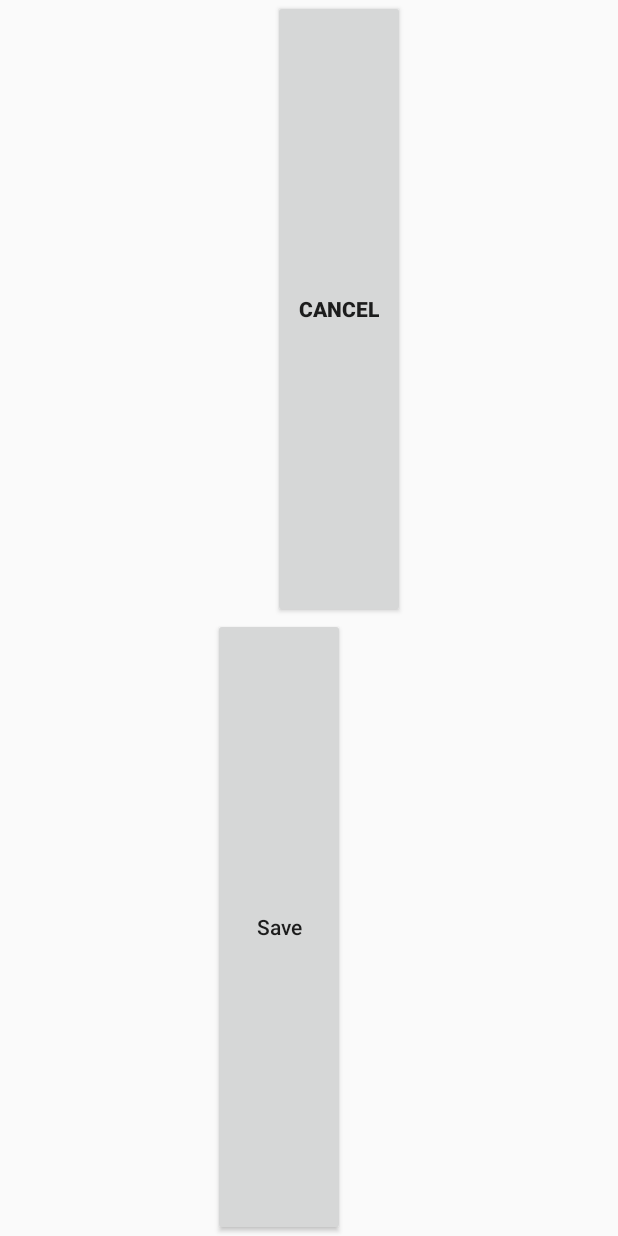
After one commit to abhandary/Priorities, an Android app: the layout item_buttons.xml on its own in the app's theme, with its tools: preview values and no code run, on a phone screen of 412 x 824 dp. The commit adds this screen. Run offline under Robolectric (Android 15) with nearby library versions, the phone set to English and light mode, and no system bars.

Commit message:
added toolbar to Android task app

```diff
--- a/app/build.gradle
+++ b/app/build.gradle
@@ -2,7 +2,7 @@ apply plugin: 'com.android.application'
 apply plugin: 'com.neenbedankt.android-apt'
 
 android {
-    compileSdkVersion 23
+    compileSdkVersion 24
     buildToolsVersion "24.0.3"
     defaultConfig {
         applicationId "com.example.akshayb.simpletodo"
@@ -30,8 +30,7 @@ dependencies {
     androidTestCompile('com.android.support.test.espresso:espresso-core:2.2.2', {
         exclude group: 'com.android.support', module: 'support-annotations'
     })
-    compile 'com.android.support:appcompat-v7:23.4.0'
+    compile 'com.android.support:appcompat-v7:24.2.0'
     compile 'commons-io:commons-io:2.4'
-    compile 'com.android.support:support-v4:23.4.0'
     testCompile 'junit:junit:4.12'
 }
--- a/app/src/main/java/com/example/akshayb/simpletodo/fragments/DatePickerFragment.java
+++ b/app/src/main/java/com/example/akshayb/simpletodo/fragments/DatePickerFragment.java
@@ -1,5 +1,6 @@
 package com.example.akshayb.simpletodo.fragments;
 
+import android.app.AlertDialog;
 import android.app.DatePickerDialog;
 import android.app.Dialog;
 import android.content.Context;
@@ -38,6 +39,7 @@ public class DatePickerFragment extends DialogFragment {
         int day = c.get(Calendar.DAY_OF_MONTH);
 
         // Create a new instance of TimePickerDialog and return it
-        return new DatePickerDialog(getActivity(), ondateSet, year, month, day);
+
+        return new DatePickerDialog(getActivity(), AlertDialog.THEME_HOLO_LIGHT, ondateSet, year, month, day);
     }
 }
--- /dev/null
+++ b/app/src/main/res/layout/item_buttons.xml
@@ -0,0 +1,31 @@
+<?xml version="1.0" encoding="utf-8"?>
+<LinearLayout xmlns:android="http://schemas.android.com/apk/res/android"
+    android:orientation="vertical" android:layout_width="match_parent"
+    android:layout_height="match_parent">
+    <Button
+        android:id="@+id/tvTaskLabel"
+        android:text="@string/button_cancel"
+        android:textStyle="bold"
+        android:maxLines="1"
+        android:layout_width="wrap_content"
+        android:layout_weight=".50"
+        android:layout_marginLeft="20dp"
+        android:layout_marginStart="20dp"
+        android:layout_gravity="center"
+        android:layout_centerHorizontal="true"
+        android:layout_height="wrap_content" />
+    <Button
+        android:id="@+id/etDate"
+        android:inputType="date"
+        android:text="@string/button_save"
+        android:layout_gravity="center"
+        android:layout_centerHorizontal="true"
+        android:maxLines="1"
+        android:layout_width="wrap_content"
+        android:layout_weight=".50"
+        android:calendarViewShown="false"
+        android:datePickerMode="spinner"
+        android:layout_marginRight="20dp"
+        android:layout_marginEnd="20dp"
+        android:layout_height="wrap_content" />
+</LinearLayout>
--- a/app/src/main/res/layout/item_status.xml
+++ b/app/src/main/res/layout/item_status.xml
@@ -7,8 +7,9 @@
         android:text="Task Name"
         android:textStyle="bold"
         android:maxLines="1"
+        android:layout_gravity="center"
         android:layout_width="0dp"
-        android:layout_weight=".50"
+        android:layout_weight=".30"
         android:layout_marginLeft="20dp"
         android:layout_marginStart="20dp"
         android:layout_height="wrap_content" />
@@ -20,7 +21,7 @@
         android:layout_gravity="end"
         android:maxLines="1"
         android:layout_width="0dp"
-        android:layout_weight=".50"
+        android:layout_weight=".70"
         android:layout_marginRight="20dp"
         android:layout_marginEnd="20dp"
         android:layout_height="wrap_content" />
--- a/app/src/main/res/layout/item_task.xml
+++ b/app/src/main/res/layout/item_task.xml
@@ -7,8 +7,10 @@
         android:text="Task Name"
         android:textStyle="bold"
         android:maxLines="1"
+        android:hint="@string/task_name_hint"
+        android:layout_gravity="center"
         android:layout_width="0dp"
-        android:layout_weight=".50"
+        android:layout_weight=".30"
         android:layout_marginLeft="20dp"
         android:layout_marginStart="20dp"
         android:layout_height="wrap_content" />
@@ -20,7 +22,7 @@
         android:layout_gravity="end"
         android:maxLines="1"
         android:layout_width="0dp"
-        android:layout_weight=".50"
+        android:layout_weight=".70"
         android:layout_marginRight="20dp"
         android:layout_marginEnd="20dp"
         android:layout_height="wrap_content" />
--- a/app/src/main/res/values/colors.xml
+++ b/app/src/main/res/values/colors.xml
@@ -3,4 +3,6 @@
     <color name="colorPrimary">#3F51B5</color>
     <color name="colorPrimaryDark">#303F9F</color>
     <color name="colorAccent">#FF4081</color>
+    <color name="colorWhisper">#F7F5FB</color>
+    <color name="colorPurpleHeart">#7242BF</color>
 </resources>
--- a/app/src/main/res/values/strings.xml
+++ b/app/src/main/res/values/strings.xml
@@ -2,6 +2,8 @@
     <string name="app_name">SimpleTodo</string>
     <string name="priority_low">Low</string>
     <string name="priority_medium">Medium</string>
+    <string name="task_name_hint">Enter Task Name Here</string>
+    <string name="task_notes_hint">Enter Notes Here</string>
     <string name="priority_high">High</string>
     <string name="lbl_task_name">Task Name</string>
     <string name="lbl_priority">Priority</string>
@@ -10,6 +12,8 @@
     <string name="lbl_status">Status</string>
     <string name="lbl_status_todo">TO-DO</string>
     <string name="lbl_status_done">Done</string>
+    <string name="button_save">Save</string>
+    <string name="button_cancel">Cancel</string>
     <string-array name="spinner_priority_items">
         <item>High</item>
         <item>Medium</item>
@@ -22,4 +26,5 @@
     <string name="Task">Task</string>
     <string name="task_item_view_holder">TaskItemViewHolder</string>
     <string name="hello_blank_fragment">Hello blank fragment</string>
+    <string name="add_task">Add Task</string>
 </resources>
--- a/app/src/main/res/values/styles.xml
+++ b/app/src/main/res/values/styles.xml
@@ -1,11 +1,18 @@
 <resources>
 
     <!-- Base application theme. -->
-    <style name="AppTheme" parent="Theme.AppCompat.Light.DarkActionBar">
-        <!-- Customize your theme here. -->
-        <item name="colorPrimary">@color/colorPrimary</item>
-        <item name="colorPrimaryDark">@color/colorPrimaryDark</item>
-        <item name="colorAccent">@color/colorAccent</item>
+    <style name="AppTheme" parent="Theme.AppCompat.Light.NoActionBar">
     </style>
 
+    <style name="AppTheme.AppBarOverlay" parent="ThemeOverlay.AppCompat.Dark.ActionBar">
+        <item name="windowActionBar">false</item>
+        <item name="windowNoTitle">true</item>
+    </style>
+
+    <style name="AppTheme.PopupOverlay" parent="ThemeOverlay.AppCompat.Light">
+        <item name="windowActionBar">false</item>
+        <item name="windowNoTitle">true</item>
+    </style>
+
+
 </resources>
```
Also changed, not shown: app/src/main/java/com/example/akshayb/simpletodo/activities/MainActivity.java (+26 -7 lines), app/src/main/java/com/example/akshayb/simpletodo/adapters/TaskArrayAdapter.java (+23 -23 lines), app/src/main/java/com/example/akshayb/simpletodo/fragments/EditFragment.java (+19 -22 lines), app/src/main/res/layout/activity_main.xml (+13 -29 lines), app/src/main/res/layout/fragment_edit.xml (+45 -1 lines), app/src/main/res/layout/item_date.xml (+6 -3 lines), app/src/main/res/layout/item_notes.xml (+6 -3 lines), app/src/main/res/layout/item_priority.xml (+8 -6 lines), app/src/main/res/menu/menu_main.xml (added, +11 -0 lines), 3 other files.
